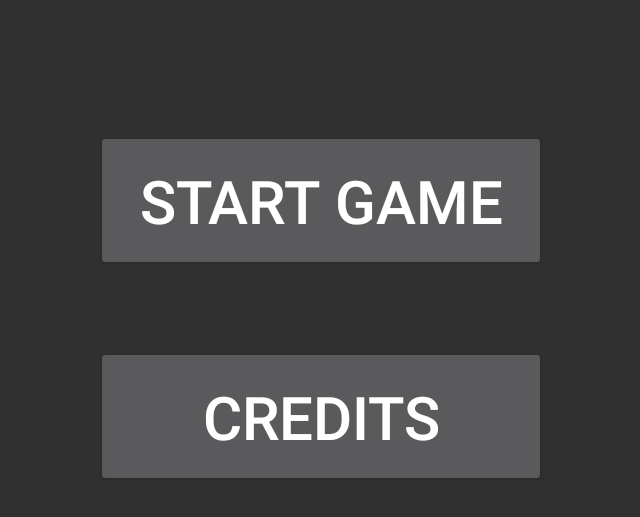
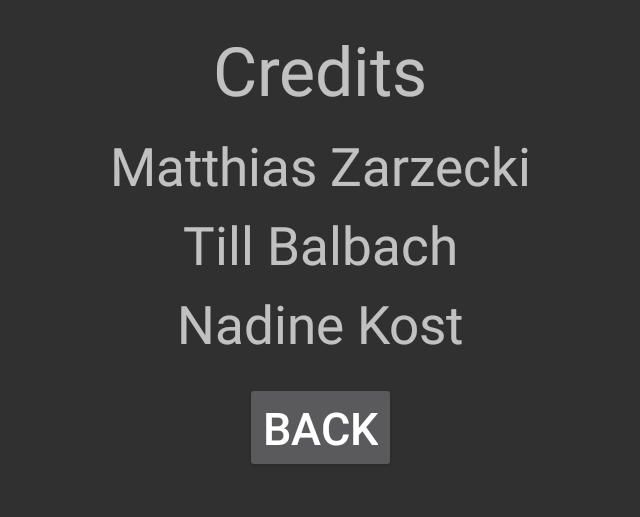
Before and after one commit to elaydis/BeBruceWayne, an Android app: the screen it shows after launch (MainActivity), after a tap on "CREDITS", on a phone screen of 824 x 412 dp (held sideways). Shown: the top 517 px of the screen, without its empty margins (297-937 px from the left). Run offline under Robolectric (Android 15) with nearby library versions, the phone set to English and light mode, and no system bars; our stand-ins replace ButterKnife.

Commit message:
menu and credit screen

```diff
--- /dev/null
+++ b/app/src/main/java/com/elaydis/bebrucewayne/CreditsFragment.java
@@ -0,0 +1,39 @@
+package com.elaydis.bebrucewayne;
+
+import android.os.Bundle;
+import android.support.v4.app.Fragment;
+import android.view.LayoutInflater;
+import android.view.View;
+import android.view.ViewGroup;
+
+import butterknife.ButterKnife;
+import butterknife.OnClick;
+
+public class CreditsFragment extends Fragment {
+
+    public CreditsFragment() {
+    }
+
+    @Override
+    public View onCreateView(LayoutInflater inflater, ViewGroup container,
+                             Bundle savedInstanceState) {
+
+        View view = inflater.inflate(R.layout.fragment_credits, container, false);
+        ButterKnife.bind(this, view);
+
+        return view;
+    }
+
+    @Override
+    public void onDestroyView() {
+        ButterKnife.unbind(this);
+
+        super.onDestroyView();
+    }
+
+    @OnClick(R.id.button_back)
+    void backButtonClicked() {
+        getActivity().getSupportFragmentManager().popBackStack();
+    }
+
+}
--- a/app/src/main/java/com/elaydis/bebrucewayne/MenuFragment.java
+++ b/app/src/main/java/com/elaydis/bebrucewayne/MenuFragment.java
@@ -23,14 +23,6 @@ public class MenuFragment extends Fragment {
     public MenuFragment() {
     }
 
-
-    @Override
-    public void onCreate(Bundle savedInstanceState) {
-        super.onCreate(savedInstanceState);
-
-
-    }
-
     @Override
     public View onCreateView(LayoutInflater inflater, ViewGroup container,
                              Bundle savedInstanceState) {
@@ -41,6 +33,13 @@ public class MenuFragment extends Fragment {
         return view;
     }
 
+    @Override
+    public void onDestroyView() {
+        ButterKnife.unbind(this);
+
+        super.onDestroyView();
+    }
+
     @OnClick(R.id.button_start_game)
     void onStartGameClicked() {
         //TODO start game!
@@ -48,7 +47,12 @@ public class MenuFragment extends Fragment {
 
     @OnClick(R.id.button_credits)
     void onCreditsClicked() {
-        //TODO show credits!
+        getActivity()
+                .getSupportFragmentManager()
+                .beginTransaction()
+                .replace(R.id.container, new CreditsFragment())
+                .addToBackStack(MenuFragment.class.getSimpleName())
+                .commit();
     }
 
 }
--- /dev/null
+++ b/app/src/main/res/layout/fragment_credits.xml
@@ -0,0 +1,47 @@
+<?xml version="1.0" encoding="utf-8"?>
+<LinearLayout xmlns:android="http://schemas.android.com/apk/res/android"
+              android:orientation="vertical"
+              android:gravity="center_horizontal"
+              android:layout_width="match_parent"
+              android:layout_height="match_parent">
+
+    <TextView
+        android:layout_width="wrap_content"
+        android:layout_height="wrap_content"
+        android:textSize="45sp"
+        android:text="@string/credits"/>
+
+
+
+    <TextView
+        android:layout_width="wrap_content"
+        android:layout_height="wrap_content"
+        android:textSize="35sp"
+        android:layout_marginTop="10dp"
+        android:text="@string/name_matthias"/>
+
+
+
+    <TextView
+        android:layout_width="wrap_content"
+        android:layout_height="wrap_content"
+        android:textSize="35sp"
+        android:layout_marginTop="5dp"
+        android:text="@string/name_till"/>
+
+    <TextView
+        android:layout_width="wrap_content"
+        android:layout_height="wrap_content"
+        android:textSize="35sp"
+        android:layout_marginTop="5dp"
+        android:text="@string/name_nadine"/>
+
+    <Button
+        android:id="@+id/button_back"
+        android:text="@string/back"
+        android:textSize="30sp"
+        android:layout_marginTop="15dp"
+        android:layout_width="wrap_content"
+        android:layout_height="wrap_content"/>
+
+</LinearLayout>
--- a/app/src/main/res/values/strings.xml
+++ b/app/src/main/res/values/strings.xml
@@ -9,4 +9,9 @@
     <string name="dummy_content">DUMMY\nCONTENT</string>
     <string name="start_game">Start Game</string>
     <string name="credits">Credits</string>
+    <string name="introduction_text">You are Bruce Wayne. It is vital that nobody suspects you to be a good enough person to actually be Batman.</string>
+    <string name="name_matthias">Matthias Zarzecki</string>
+    <string name="name_till">Till Balbach</string>
+    <string name="name_nadine">Nadine Kost</string>
+    <string name="back">Back</string>
 </resources>
```
